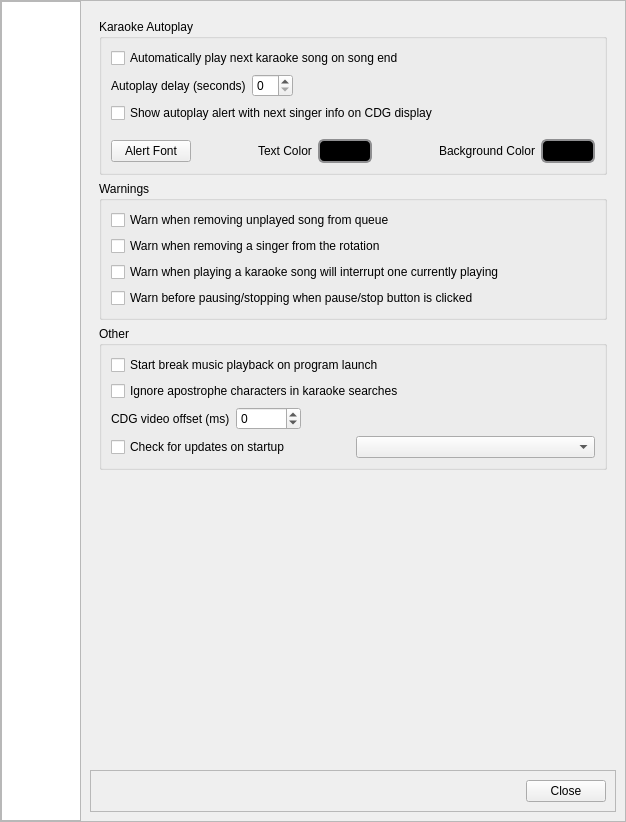
Above: OpenKJ/dlgsettings.ui from OpenKJ/OpenKJ before the change. Below: the same form after it.
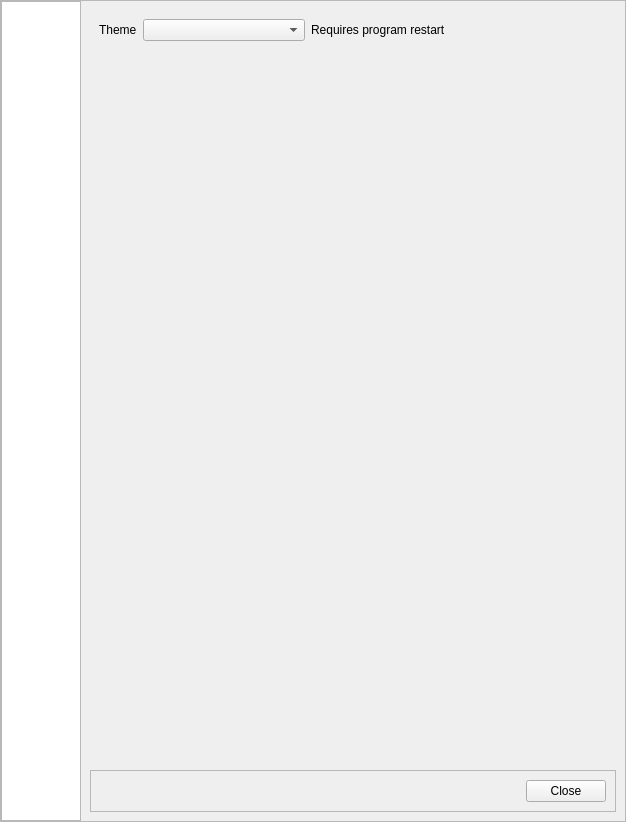
That is the form after the change. Icons and pictures are not drawn.

What changed in the file:
```diff
--- a/OpenKJ/dlgsettings.ui
+++ b/OpenKJ/dlgsettings.ui
@@ -167,7 +167,7 @@
         <item>
          <widget class="QStackedWidget" name="stackedWidget">
           <property name="currentIndex">
-           <number>3</number>
+           <number>4</number>
           </property>
           <widget class="QWidget" name="audioPage">
            <layout class="QVBoxLayout" name="verticalLayout_7">
@@ -1329,6 +1329,64 @@
             </item>
            </layout>
           </widget>
+          <widget class="QWidget" name="page">
+           <layout class="QVBoxLayout" name="verticalLayout_19">
+            <item>
+             <layout class="QHBoxLayout" name="horizontalLayout_17">
+              <item>
+               <widget class="QLabel" name="label_23">
+                <property name="text">
+                 <string>Theme</string>
+                </property>
+               </widget>
+              </item>
+              <item>
+               <widget class="QComboBox" name="cbxTheme">
+                <property name="sizePolicy">
+                 <sizepolicy hsizetype="Expanding" vsizetype="Fixed">
+                  <horstretch>0</horstretch>
+                  <verstretch>0</verstretch>
+                 </sizepolicy>
+                </property>
+               </widget>
+              </item>
+              <item>
+               <widget class="QLabel" name="label_24">
+                <property name="text">
+                 <string>Requires program restart</string>
+                </property>
+               </widget>
+              </item>
+              <item>
+               <spacer name="horizontalSpacer_12">
+                <property name="orientation">
+                 <enum>Qt::Horizontal</enum>
+                </property>
+                <property name="sizeHint" stdset="0">
+                 <size>
+                  <width>40</width>
+                  <height>20</height>
+                 </size>
+                </property>
+               </spacer>
+              </item>
+             </layout>
+            </item>
+            <item>
+             <spacer name="verticalSpacer_5">
+              <property name="orientation">
+               <enum>Qt::Vertical</enum>
+              </property>
+              <property name="sizeHint" stdset="0">
+               <size>
+                <width>20</width>
+                <height>40</height>
+               </size>
+              </property>
+             </spacer>
+            </item>
+           </layout>
+          </widget>
          </widget>
         </item>
         <item>
```
